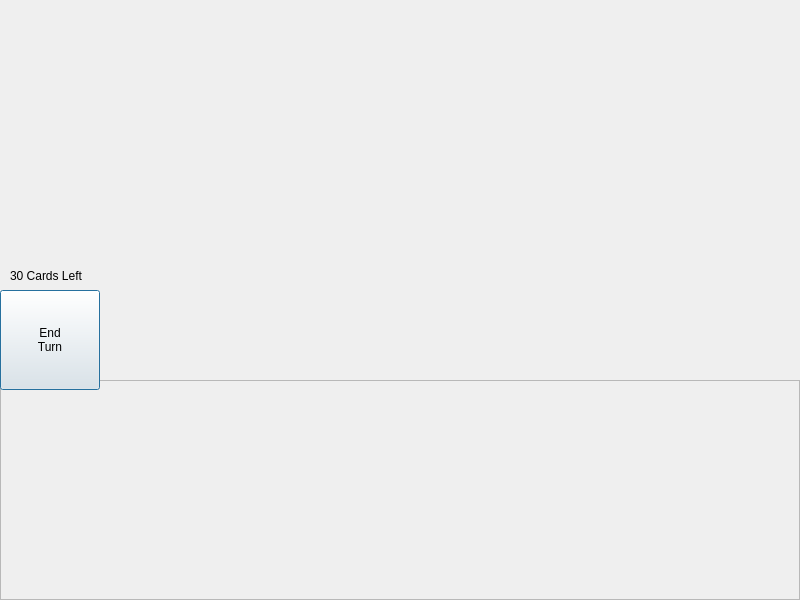
Doma1204/COMP2012H_Project-Exploding_Kitten, file COMP2012H-Exploding-Kitten/ui/game_window.ui: the form before one commit.
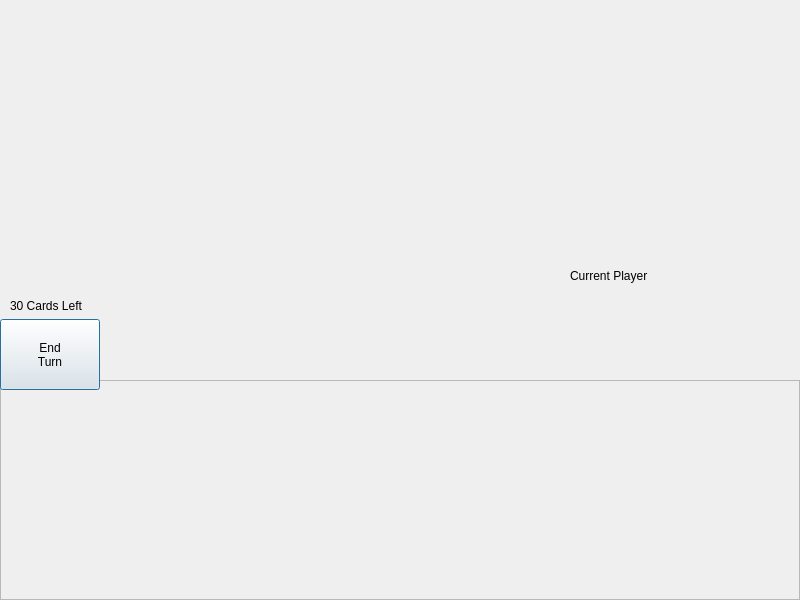
The form after the commit.

The edit to the form file:
```diff
--- a/COMP2012H-Exploding-Kitten/ui/game_window.ui
+++ b/COMP2012H-Exploding-Kitten/ui/game_window.ui
@@ -52,9 +52,9 @@
    <property name="geometry">
     <rect>
      <x>0</x>
-     <y>290</y>
+     <y>319</y>
      <width>100</width>
-     <height>100</height>
+     <height>71</height>
     </rect>
    </property>
    <property name="text">
@@ -90,7 +90,7 @@
    <property name="geometry">
     <rect>
      <x>10</x>
-     <y>260</y>
+     <y>290</y>
      <width>91</width>
      <height>31</height>
     </rect>
@@ -99,6 +99,19 @@
     <string>30 Cards Left</string>
    </property>
   </widget>
+  <widget class="QLabel" name="currentPlayerLabel">
+   <property name="geometry">
+    <rect>
+     <x>570</x>
+     <y>230</y>
+     <width>201</width>
+     <height>91</height>
+    </rect>
+   </property>
+   <property name="text">
+    <string>Current Player</string>
+   </property>
+  </widget>
  </widget>
  <resources/>
  <connections/>
```
